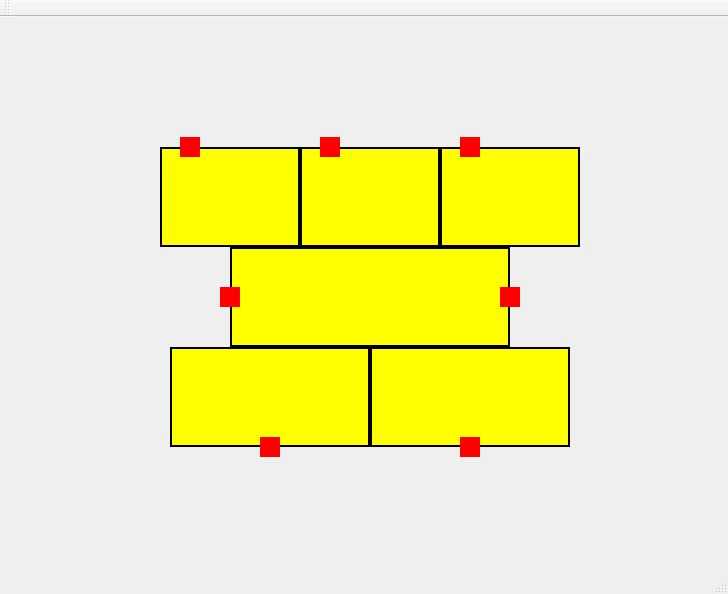
Above: mainwindow.ui from karendantas/sincronizacao-trens before the change. Below: the same form after it.
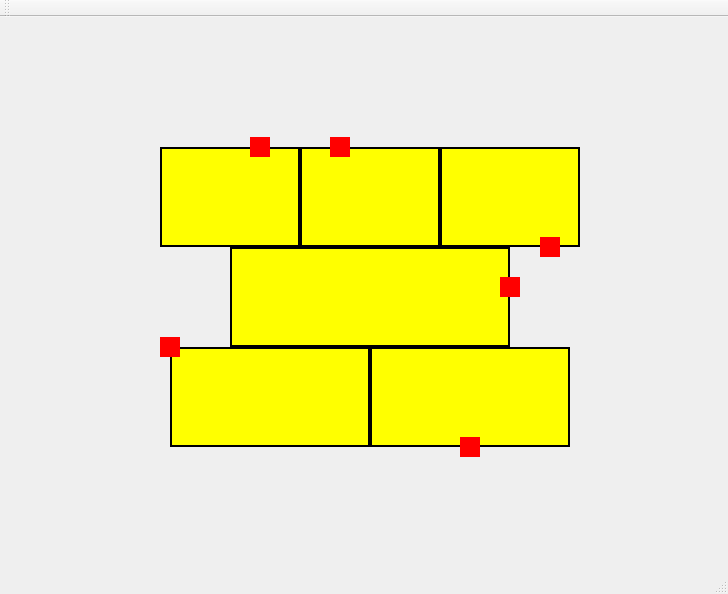
That is the form after the change.

What changed in the file:
```diff
--- a/mainwindow.ui
+++ b/mainwindow.ui
@@ -37,7 +37,7 @@
    <widget class="QLabel" name="labelTrem01">
     <property name="geometry">
      <rect>
-      <x>180</x>
+      <x>250</x>
       <y>120</y>
       <width>20</width>
       <height>20</height>
@@ -70,7 +70,7 @@
    <widget class="QLabel" name="labelTrem02">
     <property name="geometry">
      <rect>
-      <x>320</x>
+      <x>330</x>
       <y>120</y>
       <width>20</width>
       <height>20</height>
@@ -86,8 +86,8 @@
    <widget class="QLabel" name="labelTrem03">
     <property name="geometry">
      <rect>
-      <x>460</x>
-      <y>120</y>
+      <x>540</x>
+      <y>220</y>
       <width>20</width>
       <height>20</height>
      </rect>
@@ -119,8 +119,8 @@
    <widget class="QLabel" name="labelTrem04">
     <property name="geometry">
      <rect>
-      <x>220</x>
-      <y>270</y>
+      <x>500</x>
+      <y>260</y>
       <width>20</width>
       <height>20</height>
      </rect>
@@ -152,8 +152,8 @@
    <widget class="QLabel" name="labelTrem06">
     <property name="geometry">
      <rect>
-      <x>260</x>
-      <y>420</y>
+      <x>160</x>
+      <y>320</y>
       <width>20</width>
       <height>20</height>
      </rect>
@@ -221,22 +221,6 @@
      <string/>
     </property>
    </widget>
-   <widget class="QLabel" name="labelTrem05">
-    <property name="geometry">
-     <rect>
-      <x>500</x>
-      <y>270</y>
-      <width>20</width>
-      <height>20</height>
-     </rect>
-    </property>
-    <property name="styleSheet">
-     <string notr="true">background-color: red</string>
-    </property>
-    <property name="text">
-     <string/>
-    </property>
-   </widget>
    <zorder>labelTrilho01</zorder>
    <zorder>labelTrilho02</zorder>
    <zorder>labelTrilho03</zorder>
```
Left out of the diff: 12 changed lines with no effect on the pictures.
